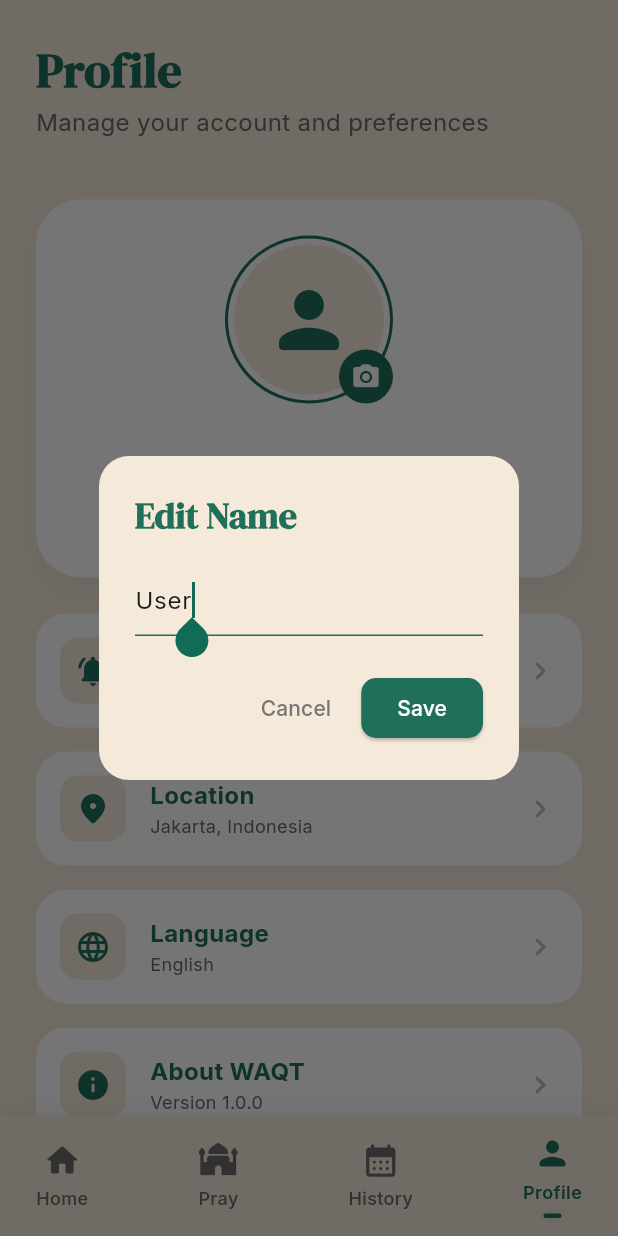
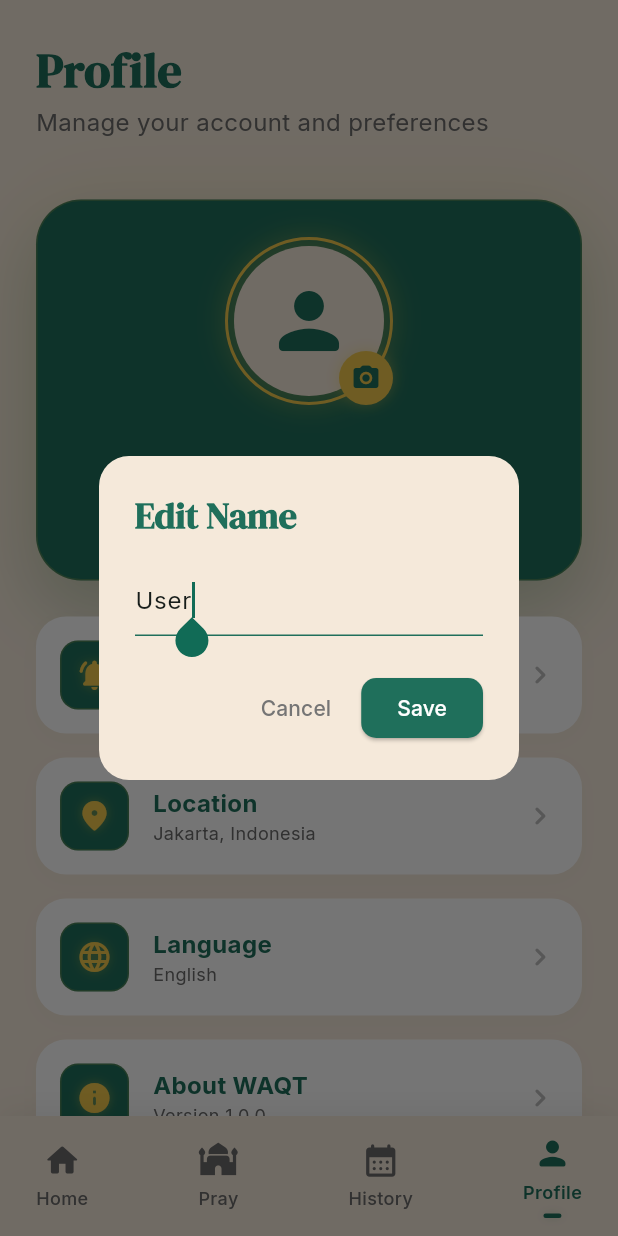
Before and after one commit to radrtma/waqt, a Flutter app: the screen it shows after launch, item 4 of the bottom bar chosen, after a tap on the "edit" icon, on a phone screen of 412 x 824 dp. Run offline on Flutter 3.47's test engine with Material 3 defaults, Android fonts, the light colour scheme and no system bars; our stand-ins replace flutter_local_notifications, google_fonts, timezone; network calls fail.

Commit message:
update screen & widget

```diff
--- a/lib/screens/history_screen.dart
+++ b/lib/screens/history_screen.dart
@@ -98,7 +98,7 @@ class _HistoryScreenState extends State<HistoryScreen> {
         borderRadius: BorderRadius.circular(24),
         boxShadow: [
           BoxShadow(
-            color: Colors.black.withOpacity(0.03),
+            color: Colors.black.withValues(alpha: 0.03),
             blurRadius: 10,
             offset: const Offset(0, 4),
           ),
@@ -137,7 +137,14 @@ class _HistoryScreenState extends State<HistoryScreen> {
               shape: BoxShape.circle,
               border: isToday && !isSelected
                   ? Border.all(color: const Color(0xFF1F6F5B), width: 1)
-                  : null,
+                  : isSelected ? Border.all(color: const Color(0xFFF2C94C).withValues(alpha: 0.3), width: 1) : null,
+              boxShadow: isSelected ? [
+                BoxShadow(
+                  color: const Color(0xFFF2C94C).withValues(alpha: 0.15),
+                  blurRadius: 15,
+                  offset: const Offset(0, 4),
+                ),
+              ] : null,
             ),
             alignment: Alignment.center,
             child: Text(
@@ -145,7 +152,8 @@ class _HistoryScreenState extends State<HistoryScreen> {
               style: GoogleFonts.inter(
                 fontSize: 14,
                 fontWeight: FontWeight.bold,
-                color: isSelected ? Colors.white : const Color(0xFF1F6F5B),
+                color: isSelected ? const Color(0xFFF2C94C) : const Color(0xFF1F6F5B),
+                shadows: isSelected ? [Shadow(color: const Color(0xFFF2C94C).withValues(alpha: 0.3), blurRadius: 8)] : null,
               ),
             ),
           ),
@@ -186,13 +194,18 @@ class _HistoryScreenState extends State<HistoryScreen> {
               Container(
                 padding: const EdgeInsets.all(10),
                 decoration: BoxDecoration(
-                  color: isDone ? const Color(0xFF1F6F5B).withOpacity(0.1) : Colors.grey.withOpacity(0.1),
+                  color: isDone ? const Color(0xFF1F6F5B) : Colors.grey.withValues(alpha: 0.1),
                   shape: BoxShape.circle,
+                  border: isDone ? Border.all(color: const Color(0xFFF2C94C).withValues(alpha: 0.2), width: 1) : null,
+                  boxShadow: isDone ? [
+                    BoxShadow(color: const Color(0xFFF2C94C).withValues(alpha: 0.2), blurRadius: 10)
+                  ] : null,
                 ),
                 child: Icon(
                   isDone ? Icons.check_circle_rounded : Icons.cancel_rounded,
-                  color: isDone ? const Color(0xFF1F6F5B) : Colors.grey,
+                  color: isDone ? const Color(0xFFF2C94C) : Colors.grey,
                   size: 24,
+                  shadows: isDone ? [Shadow(color: const Color(0xFFF2C94C).withValues(alpha: 0.4), blurRadius: 10)] : null,
                 ),
               ),
               const SizedBox(width: 16),
@@ -209,8 +222,9 @@ class _HistoryScreenState extends State<HistoryScreen> {
                 isDone ? 'Completed' : 'Missed',
                 style: GoogleFonts.inter(
                   fontSize: 14,
-                  fontWeight: FontWeight.w500,
-                  color: isDone ? const Color(0xFF1F6F5B) : Colors.grey,
+                  fontWeight: FontWeight.bold,
+                  color: isDone ? const Color(0xFFF2C94C) : Colors.grey,
+                  shadows: isDone ? [Shadow(color: const Color(0xFFF2C94C).withValues(alpha: 0.2), blurRadius: 8)] : null,
                 ),
               ),
             ],
@@ -225,7 +239,7 @@ class _HistoryScreenState extends State<HistoryScreen> {
       child: Column(
         mainAxisAlignment: MainAxisAlignment.center,
         children: [
-          Icon(Icons.event_busy_rounded, size: 64, color: Colors.grey.withOpacity(0.5)),
+          Icon(Icons.event_busy_rounded, size: 64, color: Colors.grey.withValues(alpha: 0.5)),
           const SizedBox(height: 16),
           Text(
             'No history data for this day',
--- a/lib/screens/home_content.dart
+++ b/lib/screens/home_content.dart
@@ -13,7 +13,6 @@ class HomeContent extends StatefulWidget {
   final String userName;
   final Set<String> qadaCompleted;
   final Function(String) onQadaComplete;
-  final VoidCallback onToggleFreeze;
 
   const HomeContent({
     super.key,
@@ -24,7 +23,6 @@ class HomeContent extends StatefulWidget {
     required this.isFrozen,
     required this.qadaCompleted,
     required this.onQadaComplete,
-    required this.onToggleFreeze,
   });
 
   @override
@@ -197,7 +195,6 @@ class _HomeContentState extends State<HomeContent> {
                 streakCount: widget.streakCount,
                 isFrozen: widget.isFrozen,
                 onQadaComplete: widget.onQadaComplete,
-                onToggleFreeze: widget.onToggleFreeze,
               ),
             ],
           ),
--- a/lib/screens/profile_screen.dart
+++ b/lib/screens/profile_screen.dart
@@ -28,10 +28,10 @@ class ProfileScreen extends StatelessWidget {
         content: TextField(
           controller: controller,
           autofocus: true,
-          decoration: InputDecoration(
+          decoration: const InputDecoration(
             hintText: 'Enter your name',
             focusedBorder: UnderlineInputBorder(
-              borderSide: BorderSide(color: const Color(0xFF1F6F5B)),
+              borderSide: BorderSide(color: Color(0xFF1F6F5B)),
             ),
           ),
           style: GoogleFonts.inter(),
@@ -111,13 +111,19 @@ class ProfileScreen extends StatelessWidget {
     return Container(
       padding: const EdgeInsets.all(24),
       decoration: BoxDecoration(
-        color: Colors.white,
+        color: const Color(0xFF1F6F5B),
         borderRadius: BorderRadius.circular(30),
+        border: Border.all(color: const Color(0xFFF2C94C).withValues(alpha: 0.2), width: 1),
         boxShadow: [
           BoxShadow(
-            color: Colors.black.withOpacity(0.05),
-            blurRadius: 20,
-            offset: const Offset(0, 10),
+            color: const Color(0xFF1F6F5B).withValues(alpha: 0.25),
+            blurRadius: 40,
+            offset: const Offset(0, 20),
+          ),
+          BoxShadow( // Gold Glow
+            color: const Color(0xFFF2C94C).withValues(alpha: 0.15),
+            blurRadius: 50,
+            offset: const Offset(0, 0),
           ),
         ],
       ),
@@ -129,15 +135,18 @@ class ProfileScreen extends StatelessWidget {
                 padding: const EdgeInsets.all(4),
                 decoration: BoxDecoration(
                   shape: BoxShape.circle,
-                  border: Border.all(color: const Color(0xFF1F6F5B), width: 2),
+                  border: Border.all(color: const Color(0xFFF2C94C), width: 2), // Gold border
+                  boxShadow: [
+                    BoxShadow(color: const Color(0xFFF2C94C).withValues(alpha: 0.3), blurRadius: 15),
+                  ],
                 ),
-                child: CircleAvatar(
+                child: const CircleAvatar(
                   radius: 50,
-                  backgroundColor: const Color(0xFFF5E9DA),
+                  backgroundColor: Color(0xFFF5E9DA),
                   child: Icon(
                     Icons.person_rounded,
                     size: 60,
-                    color: const Color(0xFF1F6F5B),
+                    color: Color(0xFF1F6F5B),
                   ),
                 ),
               ),
@@ -146,13 +155,16 @@ class ProfileScreen extends StatelessWidget {
                 right: 0,
                 child: Container(
                   padding: const EdgeInsets.all(8),
-                  decoration: const BoxDecoration(
-                    color: Color(0xFF1F6F5B),
+                  decoration: BoxDecoration(
+                    color: const Color(0xFFF2C94C), // Gold camera button
                     shape: BoxShape.circle,
+                    boxShadow: [
+                      BoxShadow(color: const Color(0xFFF2C94C).withValues(alpha: 0.4), blurRadius: 8),
+                    ],
                   ),
                   child: const Icon(
                     Icons.camera_alt_rounded,
-                    color: Colors.white,
+                    color: Color(0xFF1F6F5B),
                     size: 20,
                   ),
                 ),
@@ -168,14 +180,15 @@ class ProfileScreen extends StatelessWidget {
                 style: GoogleFonts.dmSerifDisplay(
                   fontSize: 28,
                   fontWeight: FontWeight.bold,
-                  color: const Color(0xFF1F6F5B),
+                  color: const Color(0xFFF2C94C),
+                  shadows: [Shadow(color: const Color(0xFFF2C94C).withValues(alpha: 0.3), blurRadius: 10)],
                 ),
               ),
               const SizedBox(width: 8),
               IconButton(
                 onPressed: () => _showEditNameDialog(context),
                 icon: const Icon(Icons.edit_rounded, size: 20),
-                color: const Color(0xFF1F6F5B),
+                color: const Color(0xFFF2C94C),
                 padding: EdgeInsets.zero,
                 constraints: const BoxConstraints(),
               ),
@@ -185,7 +198,7 @@ class ProfileScreen extends StatelessWidget {
             'Member since March 2024',
             style: GoogleFonts.inter(
               fontSize: 14,
-              color: const Color(0xFF6B6B6B),
+              color: Colors.white.withValues(alpha: 0.8),
             ),
           ),
         ],
@@ -213,7 +226,7 @@ class ProfileScreen extends StatelessWidget {
         borderRadius: BorderRadius.circular(20),
         boxShadow: [
           BoxShadow(
-            color: Colors.black.withOpacity(0.02),
+            color: Colors.black.withValues(alpha: 0.02),
             blurRadius: 10,
             offset: const Offset(0, 4),
           ),
@@ -224,10 +237,11 @@ class ProfileScreen extends StatelessWidget {
           Container(
             padding: const EdgeInsets.all(10),
             decoration: BoxDecoration(
-              color: const Color(0xFFF5E9DA),
+              color: const Color(0xFF1F6F5B), // Deep Green Box
               borderRadius: BorderRadius.circular(12),
+              border: Border.all(color: const Color(0xFFF2C94C).withValues(alpha: 0.2)),
             ),
-            child: Icon(icon, color: const Color(0xFF1F6F5B), size: 24),
+            child: Icon(icon, color: const Color(0xFFF2C94C), size: 24, shadows: [Shadow(color: const Color(0xFFF2C94C).withValues(alpha: 0.4), blurRadius: 8)]), // Glowing Gold Icon
           ),
           const SizedBox(width: 16),
           Expanded(
--- a/lib/widgets/greeting_section.dart
+++ b/lib/widgets/greeting_section.dart
@@ -8,7 +8,6 @@ class GreetingSection extends StatelessWidget {
   final int streakCount;
   final bool isFrozen;
   final Function(String) onQadaComplete;
-  final VoidCallback onToggleFreeze;
 
   const GreetingSection({
     super.key,
@@ -17,7 +16,6 @@ class GreetingSection extends StatelessWidget {
     required this.streakCount,
     required this.isFrozen,
     required this.onQadaComplete,
-    required this.onToggleFreeze,
   });
 
   @override
@@ -56,7 +54,6 @@ class GreetingSection extends StatelessWidget {
           streakCount: streakCount,
           isFrozen: isFrozen,
           onQadaComplete: onQadaComplete,
-          onToggleFreeze: onToggleFreeze,
         ),
       ],
     );
--- a/lib/widgets/hover_effect.dart
+++ b/lib/widgets/hover_effect.dart
@@ -8,13 +8,13 @@ class HoverEffect extends StatefulWidget {
   final HitTestBehavior behavior;
 
   const HoverEffect({
-    Key? key,
+    super.key,
     required this.child,
     this.scale = 1.02,
     this.transform,
     this.onTap,
     this.behavior = HitTestBehavior.opaque,
-  }) : super(key: key);
+  });
 
   @override
   State<HoverEffect> createState() => _HoverEffectState();
--- a/lib/widgets/main_dashboard.dart
+++ b/lib/widgets/main_dashboard.dart
@@ -17,7 +17,6 @@ class MainDashboard extends StatelessWidget {
   final int streakCount;
   final bool isFrozen;
   final Function(String) onQadaComplete;
-  final VoidCallback onToggleFreeze;
 
   const MainDashboard({
     super.key,
@@ -33,7 +32,6 @@ class MainDashboard extends StatelessWidget {
     required this.streakCount,
     required this.isFrozen,
     required this.onQadaComplete,
-    required this.onToggleFreeze,
   });
 
   @override
@@ -59,7 +57,6 @@ class MainDashboard extends StatelessWidget {
               streakCount: streakCount,
               isFrozen: isFrozen,
               onQadaComplete: onQadaComplete,
-              onToggleFreeze: onToggleFreeze,
             ),
             const SizedBox(height: 32),
             const SizedBox(height: 32),
--- a/lib/widgets/prayer_tracker.dart
+++ b/lib/widgets/prayer_tracker.dart
@@ -22,11 +22,11 @@ class PrayerTracker extends StatelessWidget {
       decoration: BoxDecoration(
         color: const Color(0xFF1F6F5B),
         borderRadius: BorderRadius.circular(40),
-        boxShadow: [
+        boxShadow: const [
           BoxShadow(
             color: Colors.black12,
             blurRadius: 10,
-            offset: const Offset(0, 4),
+            offset: Offset(0, 4),
           ),
         ],
       ),
```
Also changed, not shown: lib/screens/pray_screen.dart (+16 -6 lines), lib/screens/streak_screen.dart (+45 -43 lines), lib/widgets/streak_badge.dart (+2 -5 lines).
